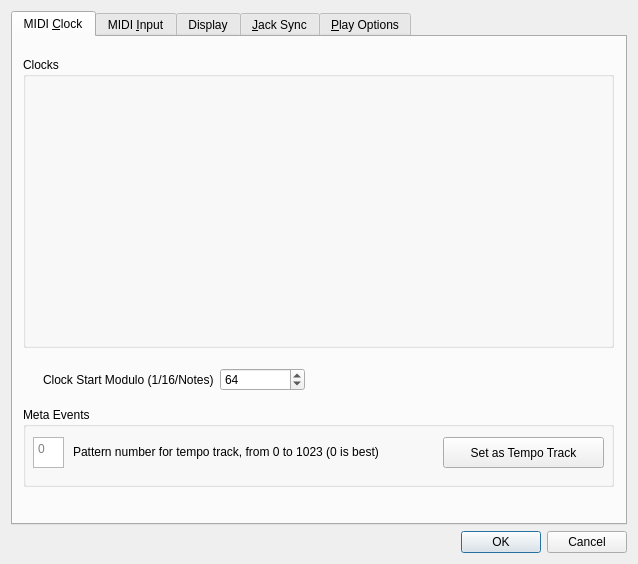
The window that seq_qt5/forms/qseditoptions.ui (ahlstromcj/sequencer64) describes before a commit, drawn with Qt 5.
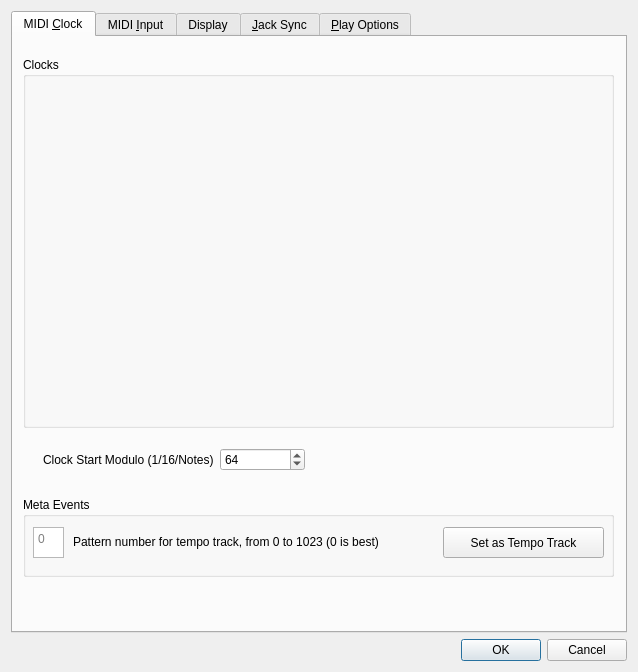
The same window after the commit. The open tabs and pages were chosen to show the change.

Patch:
```diff
--- a/seq_qt5/forms/qseditoptions.ui
+++ b/seq_qt5/forms/qseditoptions.ui
@@ -7,7 +7,7 @@
     <x>0</x>
     <y>0</y>
     <width>638</width>
-    <height>564</height>
+    <height>672</height>
    </rect>
   </property>
   <property name="windowTitle">
@@ -29,7 +29,7 @@
          <x>10</x>
          <y>20</y>
          <width>591</width>
-         <height>291</height>
+         <height>371</height>
         </rect>
        </property>
        <property name="title">
@@ -51,7 +51,7 @@
        <property name="geometry">
         <rect>
          <x>10</x>
-         <y>370</y>
+         <y>460</y>
          <width>591</width>
          <height>80</height>
         </rect>
@@ -105,11 +105,11 @@
         </property>
        </widget>
       </widget>
-      <widget class="QWidget" name="">
+      <widget class="QWidget" name="layoutWidget">
        <property name="geometry">
         <rect>
          <x>30</x>
-         <y>330</y>
+         <y>410</y>
          <width>262</width>
          <height>26</height>
         </rect>
```
Left out of the diff: 8 changed lines with no effect on the pictures.
